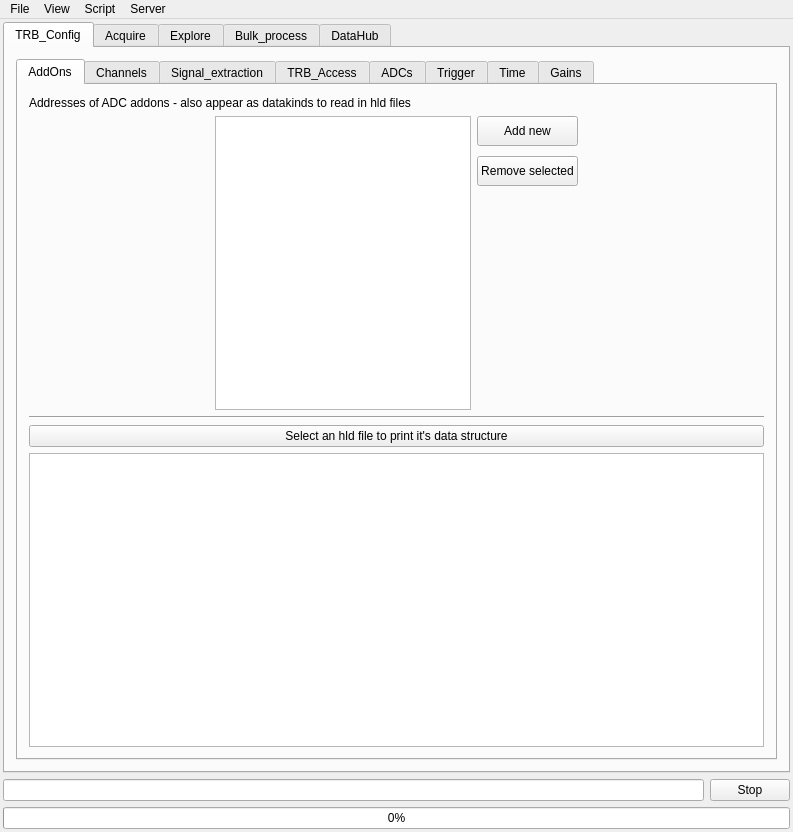
andrmor/TRB3reader, file GUI/mainwindow.ui: the form before one commit.
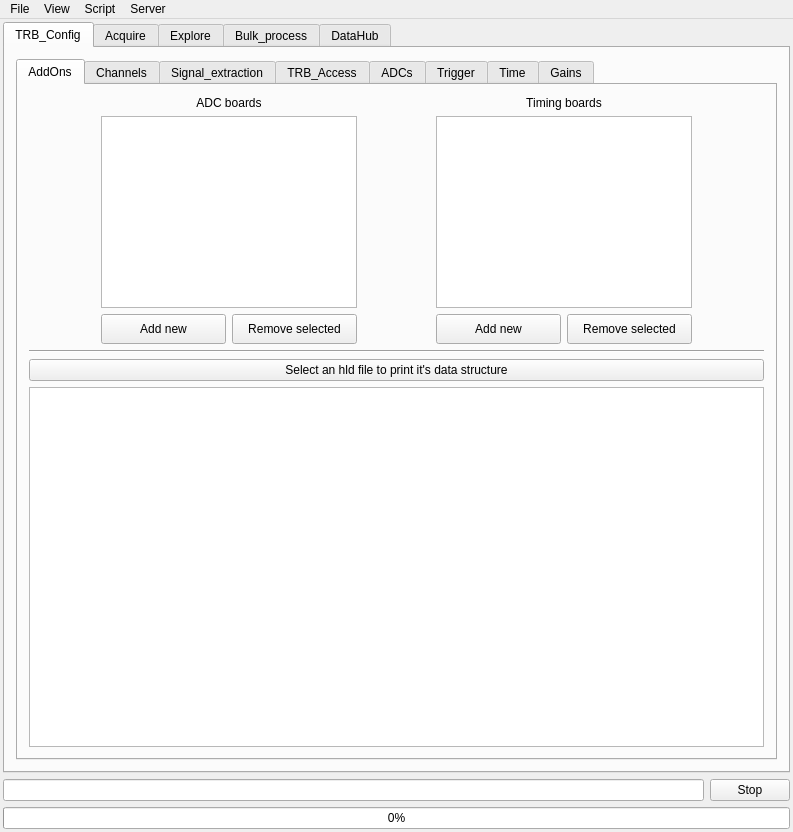
The form after the commit. The open tabs and pages were chosen to show the change.

Commit message: add infrastructure to add timing boards

Patch:
```diff
--- a/GUI/mainwindow.ui
+++ b/GUI/mainwindow.ui
@@ -47,13 +47,6 @@
             <string>AddOns</string>
            </attribute>
            <layout class="QVBoxLayout" name="verticalLayout_36">
-            <item>
-             <widget class="QLabel" name="label_7">
-              <property name="text">
-               <string>Addresses of ADC addons - also appear as datakinds to read in hld files</string>
-              </property>
-             </widget>
-            </item>
             <item>
              <layout class="QHBoxLayout" name="horizontalLayout_35">
               <item>
@@ -70,7 +63,34 @@
                </spacer>
               </item>
               <item>
+               <layout class="QVBoxLayout" name="verticalLayout_54">
+                <property name="leftMargin">
+                 <number>0</number>
+                </property>
+                <item>
+                 <widget class="QLabel" name="label_123">
+                  <property name="text">
+                   <string>ADC boards</string>
+                  </property>
+                  <property name="alignment">
+                   <set>Qt::AlignCenter</set>
+                  </property>
+                 </widget>
+                </item>
+                <item>
                <widget class="QListWidget" name="lwDatakinds">
+                  <property name="sizePolicy">
+                   <sizepolicy hsizetype="Expanding" vsizetype="MinimumExpanding">
+                    <horstretch>0</horstretch>
+                    <verstretch>1</verstretch>
+                   </sizepolicy>
+                  </property>
+                  <property name="minimumSize">
+                   <size>
+                    <width>0</width>
+                    <height>100</height>
+                   </size>
+                  </property>
                 <property name="maximumSize">
                  <size>
                   <width>16777215</width>
@@ -80,9 +100,9 @@
                </widget>
               </item>
               <item>
-               <layout class="QVBoxLayout" name="verticalLayout_20">
-                <property name="spacing">
-                 <number>10</number>
+                 <layout class="QHBoxLayout" name="horizontalLayout_85">
+                  <property name="topMargin">
+                   <number>0</number>
                 </property>
                 <item>
                  <widget class="QPushButton" name="pbAddDatakind">
@@ -110,18 +130,7 @@
                   </property>
                  </widget>
                 </item>
-                <item>
-                 <spacer name="verticalSpacer_22">
-                  <property name="orientation">
-                   <enum>Qt::Vertical</enum>
-                  </property>
-                  <property name="sizeHint" stdset="0">
-                   <size>
-                    <width>20</width>
-                    <height>40</height>
-                   </size>
-                  </property>
-                 </spacer>
+                 </layout>
                 </item>
                </layout>
               </item>
@@ -138,6 +147,91 @@
                 </property>
                </spacer>
               </item>
+              <item>
+               <layout class="QVBoxLayout" name="verticalLayout_20">
+                <property name="leftMargin">
+                 <number>0</number>
+                </property>
+                <item>
+                 <widget class="QLabel" name="label_124">
+                  <property name="text">
+                   <string>Timing boards</string>
+                  </property>
+                  <property name="alignment">
+                   <set>Qt::AlignCenter</set>
+                  </property>
+                 </widget>
+                </item>
+                <item>
+                 <widget class="QListWidget" name="lwTimingDatakinds">
+                  <property name="sizePolicy">
+                   <sizepolicy hsizetype="Expanding" vsizetype="MinimumExpanding">
+                    <horstretch>0</horstretch>
+                    <verstretch>1</verstretch>
+                   </sizepolicy>
+                  </property>
+                  <property name="minimumSize">
+                   <size>
+                    <width>0</width>
+                    <height>100</height>
+                   </size>
+                  </property>
+                  <property name="maximumSize">
+                   <size>
+                    <width>16777215</width>
+                    <height>16777215</height>
+                   </size>
+                  </property>
+                 </widget>
+                </item>
+                <item>
+                 <layout class="QHBoxLayout" name="horizontalLayout_86">
+                  <property name="topMargin">
+                   <number>0</number>
+                  </property>
+                  <item>
+                   <widget class="QPushButton" name="pbAddTimingDatakind">
+                    <property name="minimumSize">
+                     <size>
+                      <width>0</width>
+                      <height>30</height>
+                     </size>
+                    </property>
+                    <property name="text">
+                     <string>Add new</string>
+                    </property>
+                   </widget>
+                  </item>
+                  <item>
+                   <widget class="QPushButton" name="pbRemoveTimingDatakind">
+                    <property name="minimumSize">
+                     <size>
+                      <width>0</width>
+                      <height>30</height>
+                     </size>
+                    </property>
+                    <property name="text">
+                     <string>Remove selected</string>
+                    </property>
+                   </widget>
+                  </item>
+                 </layout>
+                </item>
+               </layout>
+              </item>
+              <item>
+               <spacer name="horizontalSpacer_59">
+                <property name="orientation">
+                 <enum>Qt::Horizontal</enum>
+                </property>
+                <property name="sizeHint" stdset="0">
+                 <size>
+                  <width>40</width>
+                  <height>20</height>
+                 </size>
+                </property>
+               </spacer>
+              </item>
              </layout>
             </item>
             <item>
@@ -156,6 +250,12 @@
             </item>
             <item>
              <widget class="QPlainTextEdit" name="pteHLDfileProperties">
+              <property name="sizePolicy">
+               <sizepolicy hsizetype="Expanding" vsizetype="Expanding">
+                <horstretch>0</horstretch>
+                <verstretch>116</verstretch>
+               </sizepolicy>
+              </property>
               <property name="readOnly">
                <bool>true</bool>
               </property>
```
Left out of the diff: 4 changed lines with no effect on the pictures. Lines whose indentation alone changed are shown as unchanged. The commit also changes 6 other files.
